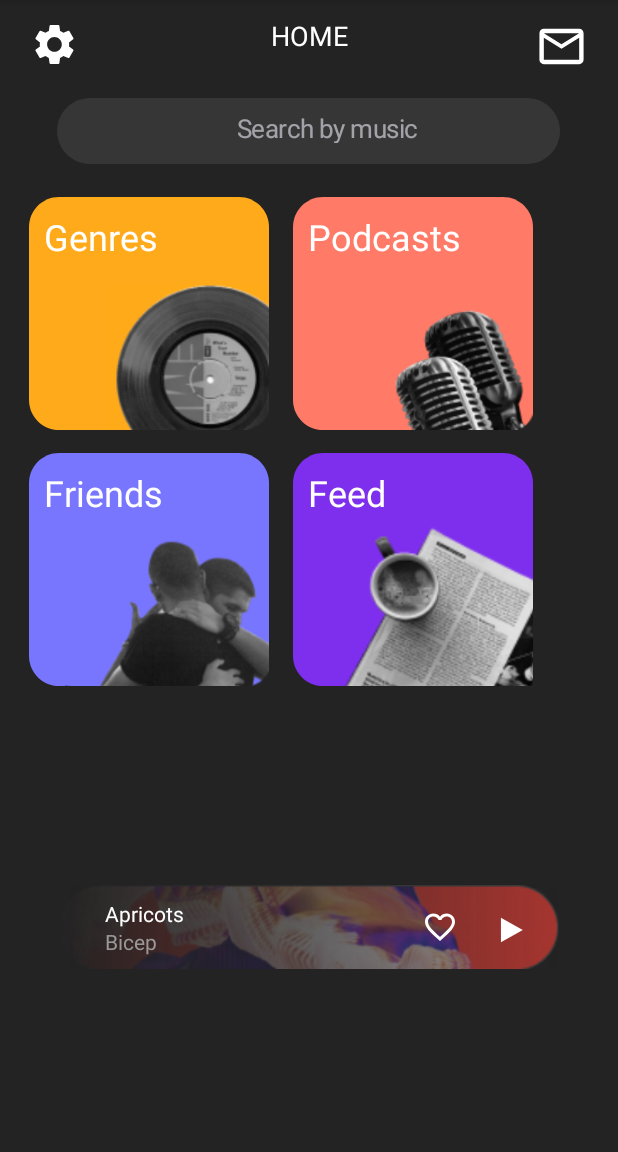
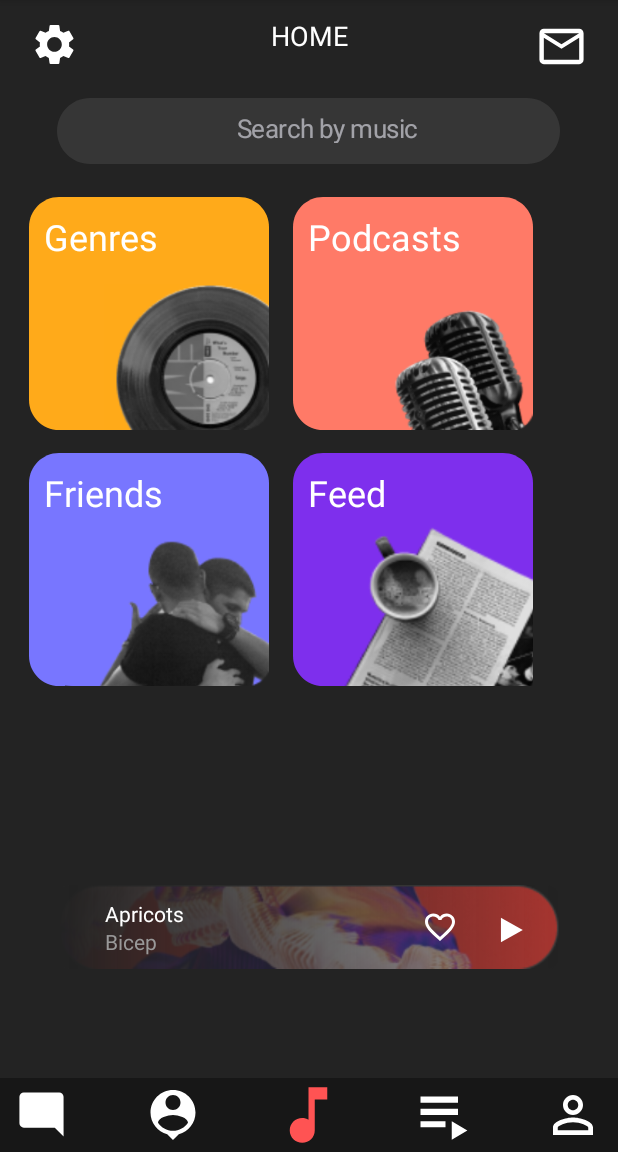
Before and after one commit to wisnuwicaksn/Tugas1, an Android app: the screen it shows after launch (MainActivity), on a phone screen of 412 x 824 dp, the part 84-1236 px from its top. Run offline under Robolectric (Android 15) with nearby library versions, the phone set to English and light mode, and no system bars.

Commit message:
pilihan bawah

```diff
--- /dev/null
+++ b/app/src/main/res/drawable/acc.xml
@@ -0,0 +1,5 @@
+<vector android:height="24dp" android:tint="#FFFFFF"
+    android:viewportHeight="24" android:viewportWidth="24"
+    android:width="24dp" xmlns:android="http://schemas.android.com/apk/res/android">
+    <path android:fillColor="@android:color/white" android:pathData="M12,5.9c1.16,0 2.1,0.94 2.1,2.1s-0.94,2.1 -2.1,2.1S9.9,9.16 9.9,8s0.94,-2.1 2.1,-2.1m0,9c2.97,0 6.1,1.46 6.1,2.1v1.1L5.9,18.1L5.9,17c0,-0.64 3.13,-2.1 6.1,-2.1M12,4C9.79,4 8,5.79 8,8s1.79,4 4,4 4,-1.79 4,-4 -1.79,-4 -4,-4zM12,13c-2.67,0 -8,1.34 -8,4v3h16v-3c0,-2.66 -5.33,-4 -8,-4z"/>
+</vector>
--- /dev/null
+++ b/app/src/main/res/drawable/comm.xml
@@ -0,0 +1,9 @@
+<vector android:height="24dp"
+    android:tint="#FFFFFF"
+    android:viewportHeight="24"
+    android:viewportWidth="24"
+    android:width="24dp"
+    xmlns:android="http://schemas.android.com/apk/res/android">
+    <path android:fillColor="@android:color/white"
+        android:pathData="M21.99,4c0,-1.1 -0.89,-2 -1.99,-2H4c-1.1,0 -2,0.9 -2,2v12c0,1.1 0.9,2 2,2h14l4,4 -0.01,-18z"/>
+</vector>
--- /dev/null
+++ b/app/src/main/res/drawable/msc.xml
@@ -0,0 +1,5 @@
+<vector android:height="24dp" android:tint="#FF5353"
+    android:viewportHeight="24" android:viewportWidth="24"
+    android:width="24dp" xmlns:android="http://schemas.android.com/apk/res/android">
+    <path android:fillColor="@android:color/white" android:pathData="M12,3v10.55c-0.59,-0.34 -1.27,-0.55 -2,-0.55 -2.21,0 -4,1.79 -4,4s1.79,4 4,4 4,-1.79 4,-4V7h4V3h-6z"/>
+</vector>
--- /dev/null
+++ b/app/src/main/res/drawable/pin_prsn.xml
@@ -0,0 +1,5 @@
+<vector android:height="24dp" android:tint="#FFFFFF"
+    android:viewportHeight="24" android:viewportWidth="24"
+    android:width="24dp" xmlns:android="http://schemas.android.com/apk/res/android">
+    <path android:fillColor="@android:color/white" android:pathData="M12,2c-4.97,0 -9,4.03 -9,9 0,4.17 2.84,7.67 6.69,8.69L12,22l2.31,-2.31C18.16,18.67 21,15.17 21,11c0,-4.97 -4.03,-9 -9,-9zM12,4c1.66,0 3,1.34 3,3s-1.34,3 -3,3 -3,-1.34 -3,-3 1.34,-3 3,-3zM12,18.3c-2.5,0 -4.71,-1.28 -6,-3.22 0.03,-1.99 4,-3.08 6,-3.08 1.99,0 5.97,1.09 6,3.08 -1.29,1.94 -3.5,3.22 -6,3.22z"/>
+</vector>
--- /dev/null
+++ b/app/src/main/res/drawable/playlist.xml
@@ -0,0 +1,5 @@
+<vector android:height="24dp" android:tint="#FFFFFF"
+    android:viewportHeight="24" android:viewportWidth="24"
+    android:width="24dp" xmlns:android="http://schemas.android.com/apk/res/android">
+    <path android:fillColor="@android:color/white" android:pathData="M4,10h12v2L4,12zM4,6h12v2L4,8zM4,14h8v2L4,16zM14,14v6l5,-3z"/>
+</vector>
--- /dev/null
+++ b/app/src/main/res/drawable/tab_bar.xml
@@ -0,0 +1,24 @@
+<?xml version="1.0" encoding="utf-8"?>
+<vector
+    xmlns:android="http://schemas.android.com/apk/res/android"
+    xmlns:aapt="http://schemas.android.com/aapt"
+    android:width="375dp"
+    android:height="49dp"
+    android:viewportWidth="375"
+    android:viewportHeight="49"
+    >
+
+    <group>
+
+        <clip-path
+            android:pathData="M0 0H375V49H0V0Z"
+            />
+
+        <path
+            android:pathData="M0 0V49H375V0"
+            android:fillColor="#171717"
+            />
+
+    </group>
+
+</vector>
--- a/app/src/main/res/layout/activity_main.xml
+++ b/app/src/main/res/layout/activity_main.xml
@@ -274,4 +274,62 @@
 
     </RelativeLayout>
 
+    <RelativeLayout
+        android:id="@+id/ios_tab_bar"
+        android:layout_width="match_parent"
+        android:layout_height="49dp"
+        android:layout_alignParentBottom="true"
+        android:background="@drawable/tab_bar">
+
+        <View
+            android:id="@+id/icon_user"
+            android:layout_width="40dp"
+            android:layout_height="40dp"
+            android:layout_alignParentEnd="true"
+            android:layout_centerVertical="true"
+            android:layout_marginEnd="10dp"
+            android:background="@drawable/acc"
+            />
+
+        <View
+            android:id="@+id/icon_librar"
+            android:layout_width="50dp"
+            android:layout_height="50dp"
+            android:layout_alignParentEnd="true"
+            android:layout_marginEnd="90dp"
+            android:layout_centerVertical="true"
+            android:background="@drawable/playlist"
+            />
+
+        <View
+            android:id="@+id/icon_user_s"
+            android:layout_width="50dp"
+            android:layout_height="50dp"
+            android:layout_centerHorizontal="true"
+            android:layout_centerVertical="true"
+            android:background="@drawable/msc"
+            />
+
+        <View
+            android:id="@+id/icon_messag"
+            android:layout_width="35dp"
+            android:layout_height="35dp"
+            android:layout_centerVertical="true"
+            android:layout_alignParentStart="true"
+            android:layout_marginStart="10dp"
+            android:background="@drawable/comm"
+            />
+
+        <View
+            android:id="@+id/icon_user_pin"
+            android:layout_width="40dp"
+            android:layout_height="40dp"
+            android:layout_centerVertical="true"
+            android:layout_alignParentStart="true"
+            android:layout_marginStart="95dp"
+            android:background="@drawable/pin_prsn"
+            />
+
+    </RelativeLayout>
+
 </RelativeLayout>
```
